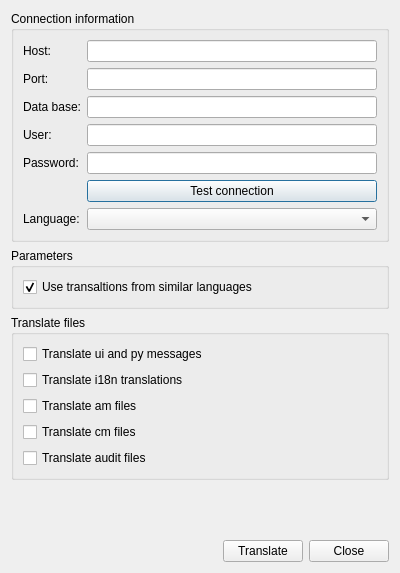
Before: the Qt Designer form core/ui/admin/admin_translation.ui in Giswater/giswater_qgis_plugin, drawn with Qt 5.
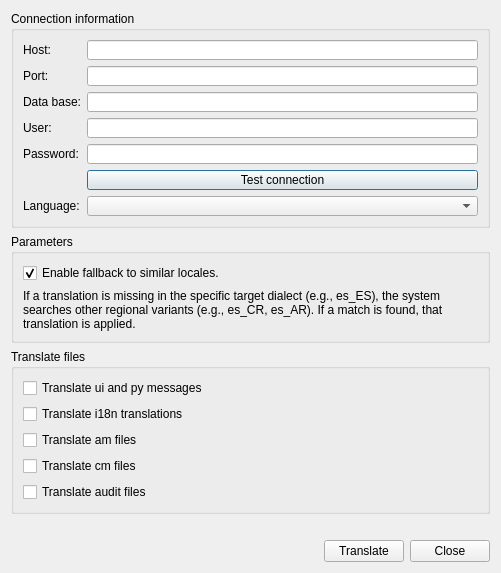
After: the same form once the commit is applied.

Commit message: fix(i18n): Improve explication of the parameter

```diff
--- a/core/ui/admin/admin_translation.ui
+++ b/core/ui/admin/admin_translation.ui
@@ -6,7 +6,7 @@
    <rect>
     <x>0</x>
     <y>0</y>
-    <width>400</width>
+    <width>501</width>
     <height>573</height>
    </rect>
   </property>
@@ -106,13 +106,23 @@
       <item>
        <widget class="QCheckBox" name="chk_relative_langs">
         <property name="text">
-         <string>Use transaltions from similar languages</string>
+         <string>Enable fallback to similar locales. </string>
         </property>
         <property name="checked">
          <bool>true</bool>
         </property>
        </widget>
       </item>
+      <item>
+       <widget class="QLabel" name="label">
+        <property name="text">
+         <string>If a translation is missing in the specific target dialect (e.g., es_ES), the system searches other regional variants (e.g., es_CR, es_AR). If a match is found, that translation is applied.</string>
+        </property>
+        <property name="wordWrap">
+         <bool>true</bool>
+        </property>
+       </widget>
+      </item>
      </layout>
     </widget>
    </item>
```
